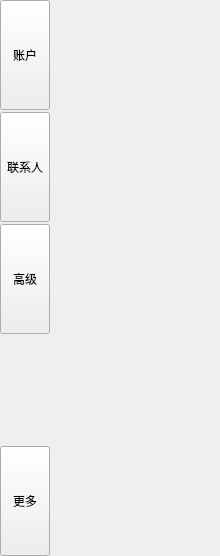
The window that functionBar/FunctionWidget.ui (HcashOrg/hx-indicator) describes before a commit, drawn with Qt 5.
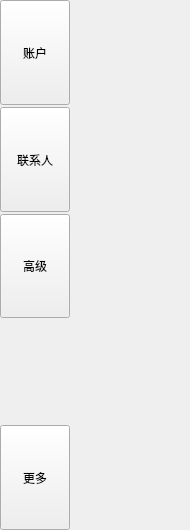
The same window after the commit.

Diff of the .ui file:
```diff
--- a/functionBar/FunctionWidget.ui
+++ b/functionBar/FunctionWidget.ui
@@ -6,8 +6,8 @@
    <rect>
     <x>0</x>
     <y>0</y>
-    <width>220</width>
-    <height>556</height>
+    <width>190</width>
+    <height>530</height>
    </rect>
   </property>
   <property name="sizePolicy">
@@ -126,13 +126,13 @@
      </property>
      <property name="minimumSize">
       <size>
-       <width>0</width>
+       <width>120</width>
        <height>0</height>
       </size>
      </property>
      <property name="maximumSize">
       <size>
-       <width>50000</width>
+       <width>120</width>
        <height>50000</height>
       </size>
      </property>
```
